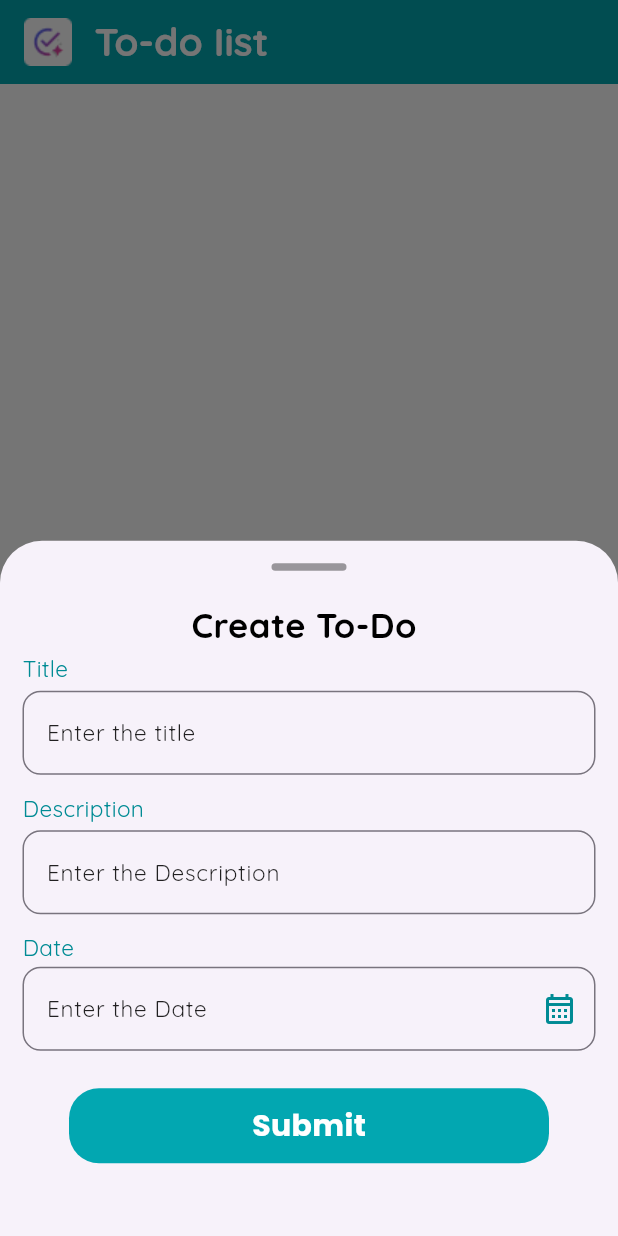
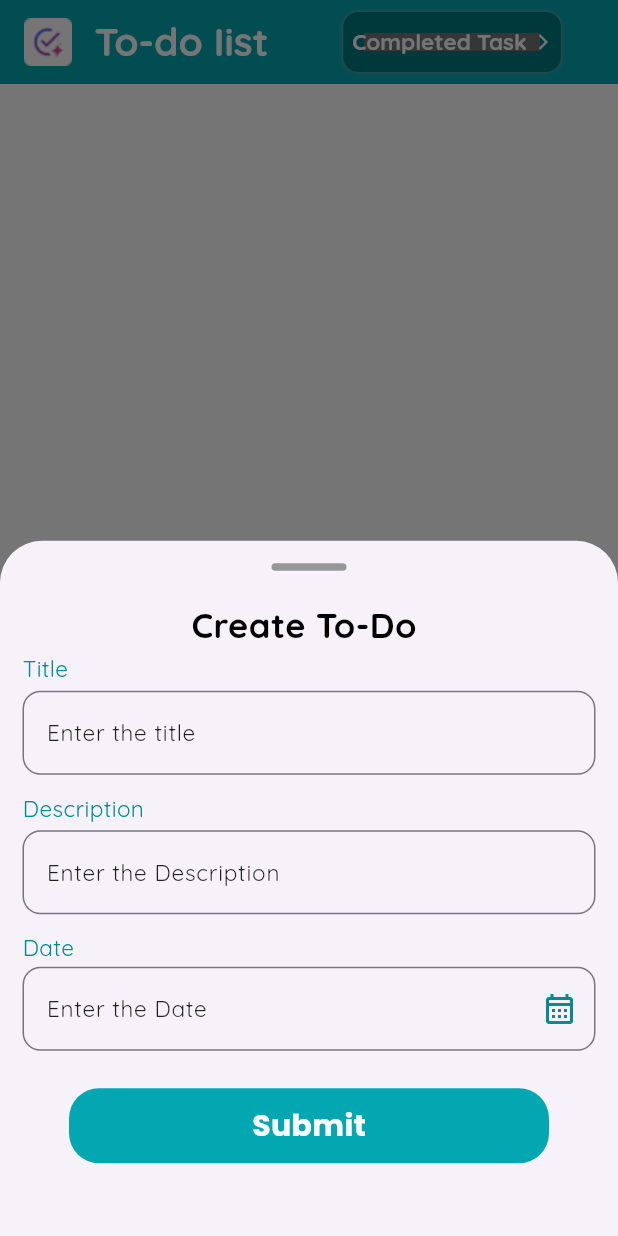
Before and after one commit to Shivam4605/To-Do-App, a Flutter app: the screen it shows after launch, after a tap on "Add To-Do", on a phone screen of 412 x 824 dp. Run offline on Flutter 3.47's test engine with Material 3 defaults, Android fonts, the phone set to English and light mode, and no system bars; our stand-ins replace google_fonts, sqflite; missing offline and left inert: msh_checkbox; accounts and stored records are empty.

Commit message:
fifth commit

```diff
--- a/lib/View/Todoui.dart
+++ b/lib/View/Todoui.dart
@@ -5,7 +5,7 @@ import 'package:intl/intl.dart';
 import 'package:msh_checkbox/msh_checkbox.dart';
 import 'package:todo_app/Database/database.dart';
 import 'package:todo_app/Model/TodoModel.dart';
-import 'package:todo_app/View/UIMethod.dart';
+import 'package:todo_app/View/completed_task_page.dart';
 
 class Todo extends StatefulWidget {
   const Todo({super.key});
@@ -25,7 +25,19 @@ class _TodoState extends State with SingleTickerProviderStateMixin {
       TextEditingController();
   TextEditingController datetextEditingController = TextEditingController();
 
-  ContainerolorMethod containerolorMethod = ContainerolorMethod();
+  Color containercolors(int checkcontainerindex) {
+    if (checkcontainerindex % 4 == 0) {
+      return Color(0xFFFAE8E8);
+    } else if (checkcontainerindex % 4 == 1) {
+      return Color(0xFFE8EDFA);
+    } else if (checkcontainerindex % 4 == 2) {
+      return Color(0xFFFAF9E8);
+    } else if (checkcontainerindex % 4 == 3) {
+      return Color(0xFFFAE8FA);
+    } else {
+      return Color(0xFFFAE8E8);
+    }
+  }
 
   @override
   void initState() {
@@ -322,7 +334,68 @@ class _TodoState extends State with SingleTickerProviderStateMixin {
                 fontSize: 26,
               ),
             ),
-            SizedBox(width: 70),
+            SizedBox(width: 50),
+            Column(
+              crossAxisAlignment: CrossAxisAlignment.center,
+              children: [
+                GestureDetector(
+                  onTap: () {
+                    final completed =
+                        tasklist
+                            .where((list) => list.iscompletedcheckbox)
+                            .toList();
+
+                    Navigator.of(context).push(
+                      MaterialPageRoute(
+                        builder: (context) {
+                          return CompletedTaskPage(
+                            list: completed,
+                            onUpdate: () {
+                              setState(() {});
+                            },
+                          );
+                        },
+                      ),
+                    );
+                  },
+                  child: Container(
+                    height: 40,
+                    width: 145,
+                    alignment: Alignment.center,
+                    decoration: BoxDecoration(
+                      boxShadow: [
+                        BoxShadow(
+                          blurStyle: BlurStyle.outer,
+                          color: Colors.grey,
+                          blurRadius: 2,
+                        ),
+                      ],
+                      borderRadius: BorderRadius.circular(10),
+                      color: Colors.black26,
+                    ),
+                    child: Row(
+                      mainAxisAlignment: MainAxisAlignment.center,
+                      children: [
+                        Text(
+                          "Completed Task",
+                          style: GoogleFonts.quicksand(
+                            color: Colors.white,
+                            fontWeight: FontWeight.bold,
+                            fontSize: 15,
+                          ),
+                        ),
+                        SizedBox(width: 5),
+                        Icon(
+                          Icons.arrow_forward_ios_outlined,
+                          size: 12,
+                          color: Colors.white,
+                        ),
+                      ],
+                    ),
+                  ),
+                ),
+              ],
+            ),
           ],
         ),
       ),
@@ -347,7 +420,7 @@ class _TodoState extends State with SingleTickerProviderStateMixin {
                         offset: Offset(0, 2),
                       ),
                     ],
-                    color: containerolorMethod.containercolors(index),
+                    color: containercolors(index),
                     borderRadius: BorderRadius.all(Radius.circular(10)),
                   ),
                   child: Column(
```
Also changed, not shown: lib/View/UIMethod.dart (deleted, +0 -18 lines), lib/View/completed_task_page.dart (added, +227 -0 lines).
